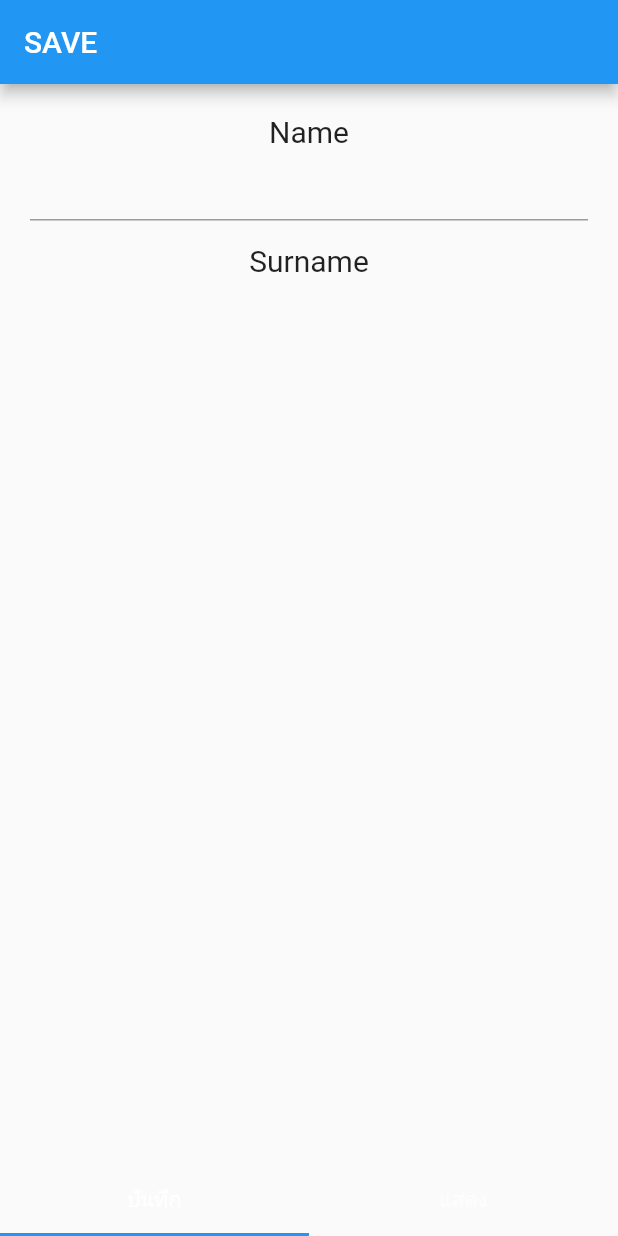
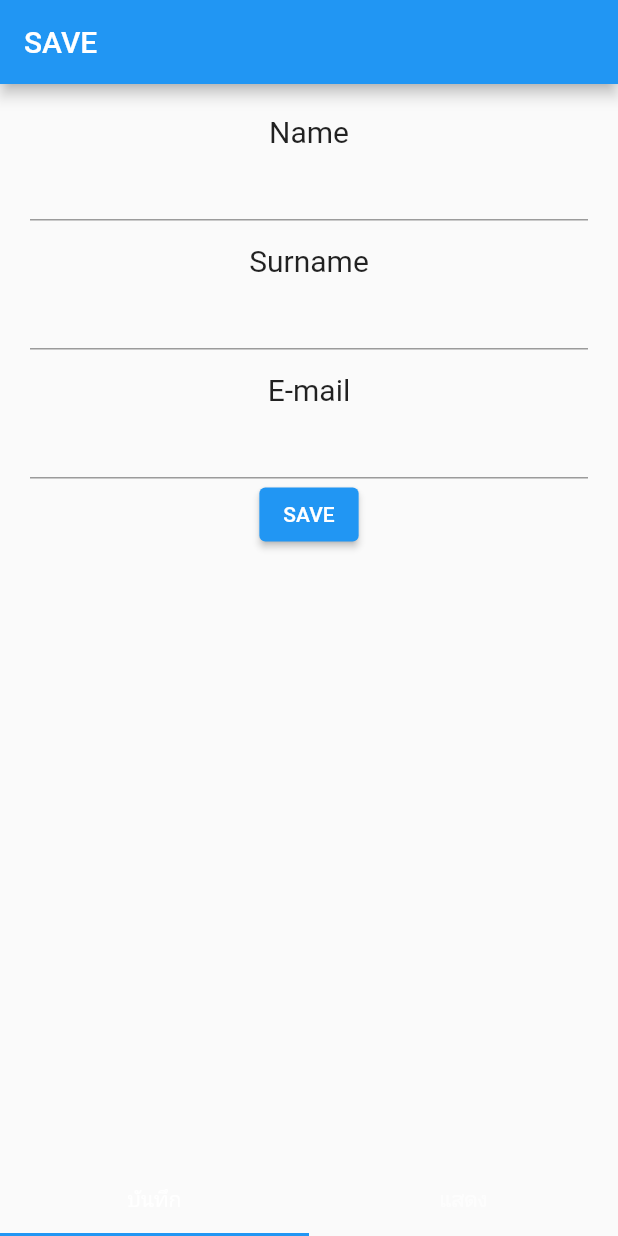
Before and after one commit to pratpongwork/formapp, a Flutter app: the screen it shows after launch, on a phone screen of 412 x 824 dp. Run offline on Flutter 3.47's test engine with Material 2 defaults, Android fonts, the phone set to English and light mode, and no system bars.

Commit message:
Update form.dart

```diff
--- a/lib/form.dart
+++ b/lib/form.dart
@@ -29,6 +29,19 @@ class _FormappState extends State<Formapp> {
               "Surname",
               style: TextStyle(fontSize: 20),
             ),
+            TextFormField(),
+            SizedBox(height: 15),
+            Text(
+              "E-mail",
+              style: TextStyle(fontSize: 20),
+            ),
+            TextFormField(),
+            SizedBox(
+              child: ElevatedButton(
+                onPressed: () {},
+                child: Text('SAVE'),
+              ),
+            ),
           ],
         )),
       ),
```
